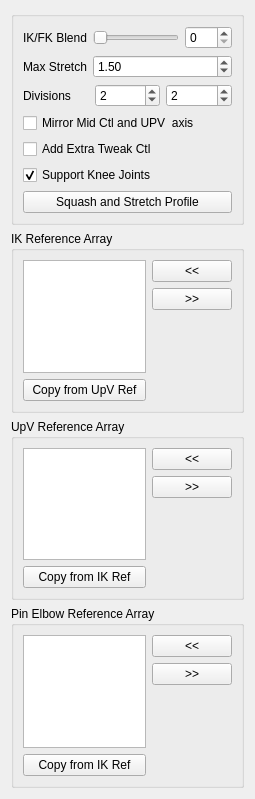
Before: the Qt Designer form scripts/mgear/shifter_classic_components/leg_2jnt_02/settingsUI.ui in mgear-dev/shifter_classic_components, drawn with Qt 5.
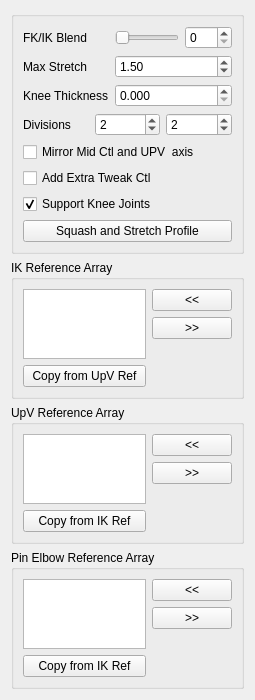
After: the same form once the commit is applied.

Commit message: Shifter_classic_components: new arm and leg with elbow and knee thickness control Closes #53

Diff of the .ui file:
```diff
--- a/scripts/mgear/shifter_classic_components/leg_2jnt_02/settingsUI.ui
+++ b/scripts/mgear/shifter_classic_components/leg_2jnt_02/settingsUI.ui
@@ -7,7 +7,7 @@
     <x>0</x>
     <y>0</y>
     <width>255</width>
-    <height>799</height>
+    <height>700</height>
    </rect>
   </property>
   <property name="windowTitle">
@@ -30,7 +30,7 @@
           <item row="0" column="0">
            <widget class="QLabel" name="ikfk_label">
             <property name="text">
-             <string>IK/FK Blend</string>
+             <string>FK/IK Blend</string>
             </property>
            </widget>
           </item>
@@ -90,6 +90,44 @@
             </property>
            </widget>
           </item>
+          <item row="2" column="0">
+           <widget class="QLabel" name="maxStretch_label_2">
+            <property name="sizePolicy">
+             <sizepolicy hsizetype="MinimumExpanding" vsizetype="MinimumExpanding">
+              <horstretch>0</horstretch>
+              <verstretch>0</verstretch>
+             </sizepolicy>
+            </property>
+            <property name="text">
+             <string>Knee Thickness</string>
+            </property>
+           </widget>
+          </item>
+          <item row="2" column="1">
+           <widget class="QDoubleSpinBox" name="kneeThickness_spinBox">
+            <property name="sizePolicy">
+             <sizepolicy hsizetype="MinimumExpanding" vsizetype="Fixed">
+              <horstretch>0</horstretch>
+              <verstretch>0</verstretch>
+             </sizepolicy>
+            </property>
+            <property name="decimals">
+             <number>3</number>
+            </property>
+            <property name="minimum">
+             <double>0.000000000000000</double>
+            </property>
+            <property name="maximum">
+             <double>1.000000000000000</double>
+            </property>
+            <property name="singleStep">
+             <double>0.100000000000000</double>
+            </property>
+            <property name="value">
+             <double>0.000000000000000</double>
+            </property>
+           </widget>
+          </item>
          </layout>
         </item>
         <item>
```
The commit also changes 5 other files.
